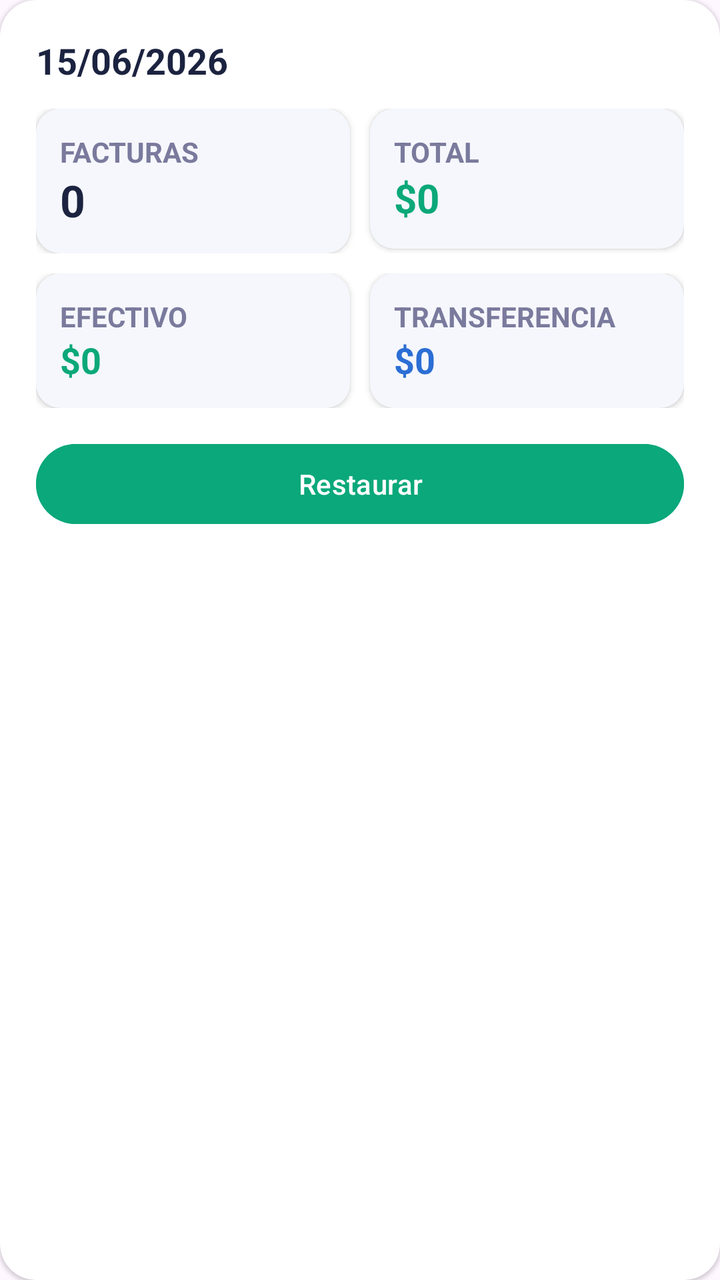
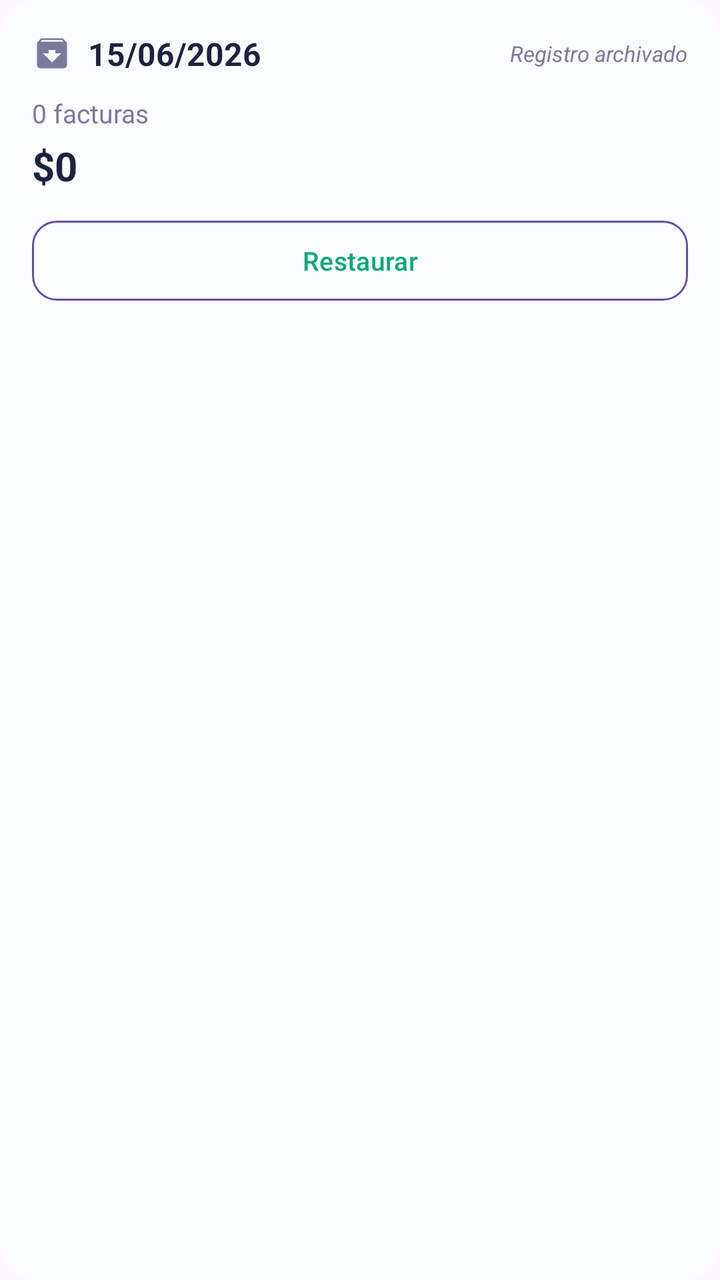

Screens rendered from an Android XML layout before and after an edit, with the pre-edit source and the edit as a unified diff.
<!-- AndroidManifest.xml: application theme Theme.TotalDiaria -->
<!-- res/layout/item_papelera.xml -->
<?xml version="1.0" encoding="utf-8"?>
<androidx.cardview.widget.CardView
    xmlns:android="http://schemas.android.com/apk/res/android"
    xmlns:app="http://schemas.android.com/apk/res-auto"
    android:layout_width="match_parent"
    android:layout_height="wrap_content"
    android:layout_margin="8dp"
    app:cardCornerRadius="18dp"
    app:cardBackgroundColor="#FFFFFF"
    app:cardElevation="1dp">

    <LinearLayout
        android:layout_width="match_parent"
        android:layout_height="wrap_content"
        android:orientation="vertical"
        android:padding="18dp">

        

        <TextView
            android:id="@+id/txtFecha"
            android:layout_width="wrap_content"
            android:layout_height="wrap_content"
            android:text="15/06/2026"
            android:textColor="#1C2340"
            android:textSize="18sp"
            android:textStyle="bold"/>

        

        <LinearLayout
            android:layout_width="match_parent"
            android:layout_height="wrap_content"
            android:layout_marginTop="12dp"
            android:orientation="horizontal">

            <androidx.cardview.widget.CardView
                android:layout_width="0dp"
                android:layout_height="wrap_content"
                android:layout_weight="1"
                app:cardCornerRadius="12dp"
                app:cardBackgroundColor="#F5F7FC">

                <LinearLayout
                    android:layout_width="match_parent"
                    android:layout_height="wrap_content"
                    android:orientation="vertical"
                    android:padding="12dp">

                    <TextView
                        android:layout_width="wrap_content"
                        android:layout_height="wrap_content"
                        android:text="FACTURAS"
                        android:textColor="#7A7A9D"
                        android:textStyle="bold"/>

                    <TextView
                        android:id="@+id/txtCantidad"
                        android:layout_width="wrap_content"
                        android:layout_height="wrap_content"
                        android:text="0"
                        android:textColor="#1C2340"
                        android:textSize="22sp"
                        android:textStyle="bold"/>

                </LinearLayout>

            </androidx.cardview.widget.CardView>

            <androidx.cardview.widget.CardView
                android:layout_width="0dp"
                android:layout_height="wrap_content"
                android:layout_weight="1"
                android:layout_marginStart="10dp"
                app:cardCornerRadius="12dp"
                app:cardBackgroundColor="#F5F7FC">

                <LinearLayout
                    android:layout_width="match_parent"
                    android:layout_height="wrap_content"
                    android:orientation="vertical"
                    android:padding="12dp">

                    <TextView
                        android:layout_width="wrap_content"
                        android:layout_height="wrap_content"
                        android:text="TOTAL"
                        android:textColor="#7A7A9D"
                        android:textStyle="bold"/>

                    <TextView
                        android:id="@+id/txtTotal"
                        android:layout_width="wrap_content"
                        android:layout_height="wrap_content"
                        android:text="$0"
                        android:textColor="#0AA87A"
                        android:textSize="20sp"
                        android:textStyle="bold"/>

                </LinearLayout>

            </androidx.cardview.widget.CardView>

        </LinearLayout>

        

        <LinearLayout
            android:layout_width="match_parent"
            android:layout_height="wrap_content"
            android:layout_marginTop="10dp"
            android:orientation="horizontal">

            <androidx.cardview.widget.CardView
                android:layout_width="0dp"
                android:layout_height="wrap_content"
                android:layout_weight="1"
                app:cardCornerRadius="12dp"
                app:cardBackgroundColor="#F5F7FC">

                <LinearLayout
                    android:layout_width="match_parent"
                    android:layout_height="wrap_content"
                    android:orientation="vertical"
                    android:padding="12dp">

                    <TextView
                        android:layout_width="wrap_content"
                        android:layout_height="wrap_content"
                        android:text="EFECTIVO"
                        android:textColor="#7A7A9D"
                        android:textStyle="bold"/>

                    <TextView
                        android:id="@+id/txtEfectivo"
                        android:layout_width="wrap_content"
                        android:layout_height="wrap_content"
                        android:text="$0"
                        android:textColor="#0AA87A"
                        android:textSize="18sp"
                        android:textStyle="bold"/>

                </LinearLayout>

            </androidx.cardview.widget.CardView>

            <androidx.cardview.widget.CardView
                android:layout_width="0dp"
                android:layout_height="wrap_content"
                android:layout_weight="1"
                android:layout_marginStart="10dp"
                app:cardCornerRadius="12dp"
                app:cardBackgroundColor="#F5F7FC">

                <LinearLayout
                    android:layout_width="match_parent"
                    android:layout_height="wrap_content"
                    android:orientation="vertical"
                    android:padding="12dp">

                    <TextView
                        android:layout_width="wrap_content"
                        android:layout_height="wrap_content"
                        android:text="TRANSFERENCIA"
                        android:textColor="#7A7A9D"
                        android:textStyle="bold"/>

                    <TextView
                        android:id="@+id/txtTransferencia"
                        android:layout_width="wrap_content"
                        android:layout_height="wrap_content"
                        android:text="$0"
                        android:textColor="#2B6ED4"
                        android:textSize="18sp"
                        android:textStyle="bold"/>

                </LinearLayout>

            </androidx.cardview.widget.CardView>

        </LinearLayout>

        

        <Button
            android:id="@+id/btnRestaurar"
            android:layout_width="match_parent"
            android:layout_height="wrap_content"
            android:layout_marginTop="14dp"
            android:backgroundTint="#0AA87A"
            android:text="Restaurar"
            android:textAllCaps="false"
            android:textColor="#FFFFFF"/>

    </LinearLayout>

</androidx.cardview.widget.CardView>
<!-- resources referenced by this layout -->
<resources>
  <style name="Theme.TotalDiaria" parent="Base.Theme.TotalDiaria" />
  <style name="Base.Theme.TotalDiaria" parent="Theme.Material3.DayNight.NoActionBar">
          
          
      </style>
</resources>

<!-- the commit's change to res/layout/item_papelera.xml (unified diff, before → after) -->
@@ -4,193 +4,93 @@
     xmlns:app="http://schemas.android.com/apk/res-auto"
     android:layout_width="match_parent"
     android:layout_height="wrap_content"
-    android:layout_margin="8dp"
+    android:layout_marginStart="12dp"
+    android:layout_marginEnd="12dp"
+    android:layout_marginTop="5dp"
+    android:layout_marginBottom="5dp"
     app:cardCornerRadius="18dp"
-    app:cardBackgroundColor="#FFFFFF"
-    app:cardElevation="1dp">
+    app:cardBackgroundColor="#FBFCFE"
+    app:cardElevation="0dp">
 
     <LinearLayout
         android:layout_width="match_parent"
         android:layout_height="wrap_content"
         android:orientation="vertical"
-        android:padding="18dp">
-
-        
-
-        <TextView
-            android:id="@+id/txtFecha"
-            android:layout_width="wrap_content"
-            android:layout_height="wrap_content"
-            android:text="15/06/2026"
-            android:textColor="#1C2340"
-            android:textSize="18sp"
-            android:textStyle="bold"/>
+        android:padding="16dp">
 
         
 
         <LinearLayout
             android:layout_width="match_parent"
             android:layout_height="wrap_content"
-            android:layout_marginTop="12dp"
+            android:gravity="center_vertical"
             android:orientation="horizontal">
 
-            <androidx.cardview.widget.CardView
+            <ImageView
+                android:layout_width="20dp"
+                android:layout_height="20dp"
+                android:src="@drawable/ic_archivo"
+                android:importantForAccessibility="no"/>
+
+            <TextView
+                android:id="@+id/txtFecha"
+                android:layout_width="wrap_content"
+                android:layout_height="wrap_content"
+                android:layout_marginStart="8dp"
+                android:text="15/06/2026"
+                android:textColor="#1C2340"
+                android:textSize="16sp"
+                android:textStyle="bold"/>
+
+            <View
                 android:layout_width="0dp"
+                android:layout_height="1dp"
+                android:layout_weight="1"/>
+
+            <TextView
+                android:layout_width="wrap_content"
                 android:layout_height="wrap_content"
-                android:layout_weight="1"
-                app:cardCornerRadius="12dp"
-                app:cardBackgroundColor="#F5F7FC">
-
-                <LinearLayout
-                    android:layout_width="match_parent"
-                    android:layout_height="wrap_content"
-                    android:orientation="vertical"
-                    android:padding="12dp">
-
-                    <TextView
-                        android:layout_width="wrap_content"
-                        android:layout_height="wrap_content"
-                        android:text="FACTURAS"
-                        android:textColor="#7A7A9D"
-                        android:textStyle="bold"/>
-
-                    <TextView
-                        android:id="@+id/txtCantidad"
-                        android:layout_width="wrap_content"
-                        android:layout_height="wrap_content"
-                        android:text="0"
-                        android:textColor="#1C2340"
-                        android:textSize="22sp"
-                        android:textStyle="bold"/>
-
-                </LinearLayout>
-
-            </androidx.cardview.widget.CardView>
-
-            <androidx.cardview.widget.CardView
-                android:layout_width="0dp"
-                android:layout_height="wrap_content"
-                android:layout_weight="1"
-                android:layout_marginStart="10dp"
-                app:cardCornerRadius="12dp"
-                app:cardBackgroundColor="#F5F7FC">
-
-                <LinearLayout
-                    android:layout_width="match_parent"
-                    android:layout_height="wrap_content"
-                    android:orientation="vertical"
-                    android:padding="12dp">
-
-                    <TextView
-                        android:layout_width="wrap_content"
-                        android:layout_height="wrap_content"
-                        android:text="TOTAL"
-                        android:textColor="#7A7A9D"
-                        android:textStyle="bold"/>
-
-                    <TextView
-                        android:id="@+id/txtTotal"
-                        android:layout_width="wrap_content"
-                        android:layout_height="wrap_content"
-                        android:text="$0"
-                        android:textColor="#0AA87A"
-                        android:textSize="20sp"
-                        android:textStyle="bold"/>
-
-                </LinearLayout>
-
-            </androidx.cardview.widget.CardView>
+                android:text="Registro archivado"
+                android:textColor="#7A7A9D"
+                android:textSize="11sp"
+                android:textStyle="italic"/>
 
         </LinearLayout>
 
         
 
-        <LinearLayout
-            android:layout_width="match_parent"
+        <TextView
+            android:id="@+id/txtCantidad"
+            android:layout_width="wrap_content"
             android:layout_height="wrap_content"
             android:layout_marginTop="10dp"
-            android:orientation="horizontal">
+            android:text="0 facturas"
+            android:textColor="#7A7A9D"
+            android:textSize="13sp"/>
 
-            <androidx.cardview.widget.CardView
-                android:layout_width="0dp"
-                android:layout_height="wrap_content"
-                android:layout_weight="1"
-                app:cardCornerRadius="12dp"
-                app:cardBackgroundColor="#F5F7FC">
-
-                <LinearLayout
-                    android:layout_width="match_parent"
-                    android:layout_height="wrap_content"
-                    android:orientation="vertical"
-                    android:padding="12dp">
-
-                    <TextView
-                        android:layout_width="wrap_content"
-                        android:layout_height="wrap_content"
-                        android:text="EFECTIVO"
-                        android:textColor="#7A7A9D"
-                        android:textStyle="bold"/>
-
-                    <TextView
-                        android:id="@+id/txtEfectivo"
-                        android:layout_width="wrap_content"
-                        android:layout_height="wrap_content"
-                        android:text="$0"
-                        android:textColor="#0AA87A"
-                        android:textSize="18sp"
-                        android:textStyle="bold"/>
-
-                </LinearLayout>
-
-            </androidx.cardview.widget.CardView>
-
-            <androidx.cardview.widget.CardView
-                android:layout_width="0dp"
-                android:layout_height="wrap_content"
-                android:layout_weight="1"
-                android:layout_marginStart="10dp"
-                app:cardCornerRadius="12dp"
-                app:cardBackgroundColor="#F5F7FC">
-
-                <LinearLayout
-                    android:layout_width="match_parent"
-                    android:layout_height="wrap_content"
-                    android:orientation="vertical"
-                    android:padding="12dp">
-
-                    <TextView
-                        android:layout_width="wrap_content"
-                        android:layout_height="wrap_content"
-                        android:text="TRANSFERENCIA"
-                        android:textColor="#7A7A9D"
-                        android:textStyle="bold"/>
-
-                    <TextView
-                        android:id="@+id/txtTransferencia"
-                        android:layout_width="wrap_content"
-                        android:layout_height="wrap_content"
-                        android:text="$0"
-                        android:textColor="#2B6ED4"
-                        android:textSize="18sp"
-                        android:textStyle="bold"/>
-
-                </LinearLayout>
-
-            </androidx.cardview.widget.CardView>
-
-        </LinearLayout>
+        <TextView
+            android:id="@+id/txtTotal"
+            android:layout_width="wrap_content"
+            android:layout_height="wrap_content"
+            android:layout_marginTop="4dp"
+            android:text="$0"
+            android:textColor="#1C2340"
+            android:textSize="20sp"
+            android:textStyle="bold"/>
 
         
 
         <Button
             android:id="@+id/btnRestaurar"
             android:layout_width="match_parent"
-            android:layout_height="wrap_content"
+            android:layout_height="40dp"
             android:layout_marginTop="14dp"
-            android:backgroundTint="#0AA87A"
+            android:background="@drawable/bg_boton_outline"
+            android:backgroundTint="#00000000"
             android:text="Restaurar"
             android:textAllCaps="false"
-            android:textColor="#FFFFFF"/>
+            android:textColor="#0AA87A"
+            android:textSize="13sp"/>
 
     </LinearLayout>
 
<!-- resource entries referenced after the edit -->
@@ -1,5 +1,33 @@
 <!-- resources referenced by this layout -->
 <resources>
+  <!-- drawable bg_boton_outline (drawable) -->
+  <?xml version="1.0" encoding="utf-8"?>
+  <shape xmlns:android="http://schemas.android.com/apk/res/android"
+      android:shape="rectangle">
+  
+      <corners android:radius="12dp"/>
+  
+      <solid android:color="#00000000"/>
+  
+      <stroke
+          android:width="1dp"
+          android:color="#0AA87A"/>
+  
+  </shape>
+  <!-- drawable ic_archivo (drawable) -->
+  <?xml version="1.0" encoding="utf-8"?>
+  <vector xmlns:android="http://schemas.android.com/apk/res/android"
+      android:width="24dp"
+      android:height="24dp"
+      android:viewportWidth="24"
+      android:viewportHeight="24"
+      android:tint="#7A7A9D">
+  
+      <path
+          android:fillColor="#FF000000"
+          android:pathData="M20.54,5.23l-1.39,-1.68C18.88,3.21 18.47,3 18,3H6c-0.47,0 -0.88,0.21 -1.16,0.55L3.46,5.23C3.17,5.57 3,6.02 3,6.5V19c0,1.1 0.9,2 2,2h14c1.1,0 2,-0.9 2,-2V6.5c0,-0.48 -0.17,-0.93 -0.46,-1.27zM12,17.5L6.5,12H10v-2h4v2h3.5L12,17.5zM5.12,5l0.81,-1h12l0.94,1H5.12z"/>
+  
+  </vector>
   <style name="Theme.TotalDiaria" parent="Base.Theme.TotalDiaria" />
   <style name="Base.Theme.TotalDiaria" parent="Theme.Material3.DayNight.NoActionBar">
           
